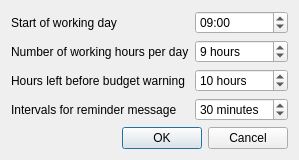
Old version of the form DialogSettings.ui in the repository hheld/TimeLogger.
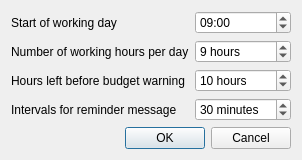
New version of the form. Icons and pictures are not drawn.

Commit message: Added the possibility for the user to turn off reminders.

```diff
--- a/DialogSettings.ui
+++ b/DialogSettings.ui
@@ -90,6 +90,9 @@
      </item>
      <item row="3" column="1">
       <widget class="QSpinBox" name="spinBox_intervalsReminder">
+       <property name="specialValueText">
+        <string>No reminders</string>
+       </property>
        <property name="suffix">
         <string> minutes</string>
        </property>
```
The commit also changes 1 other file.
